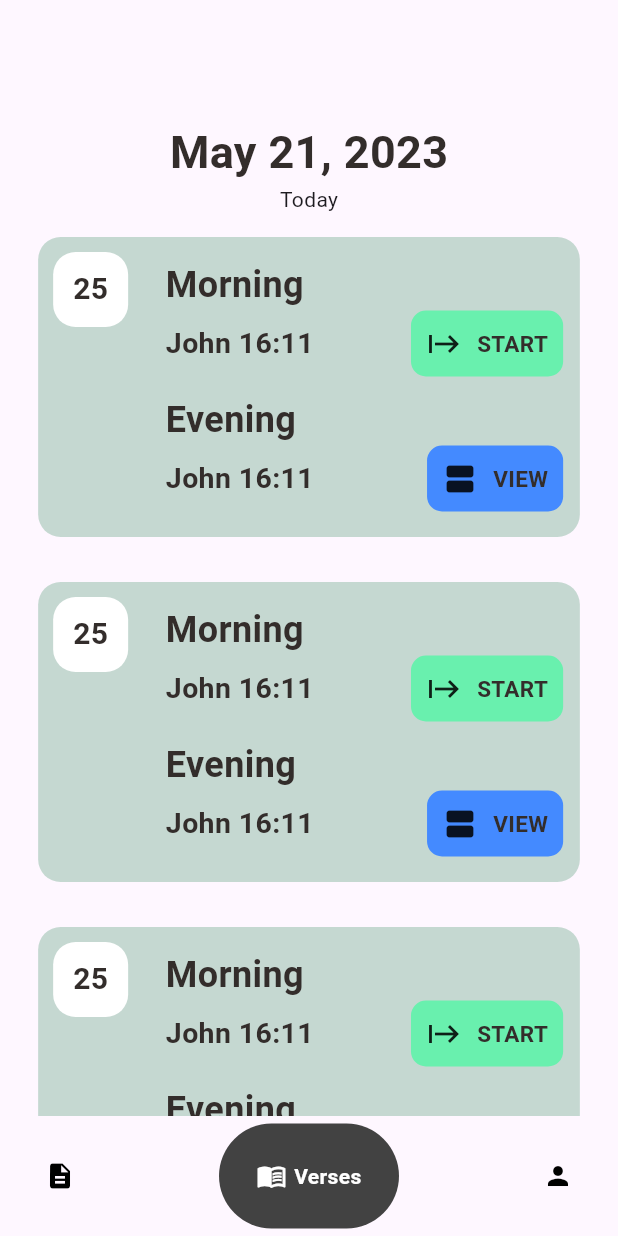
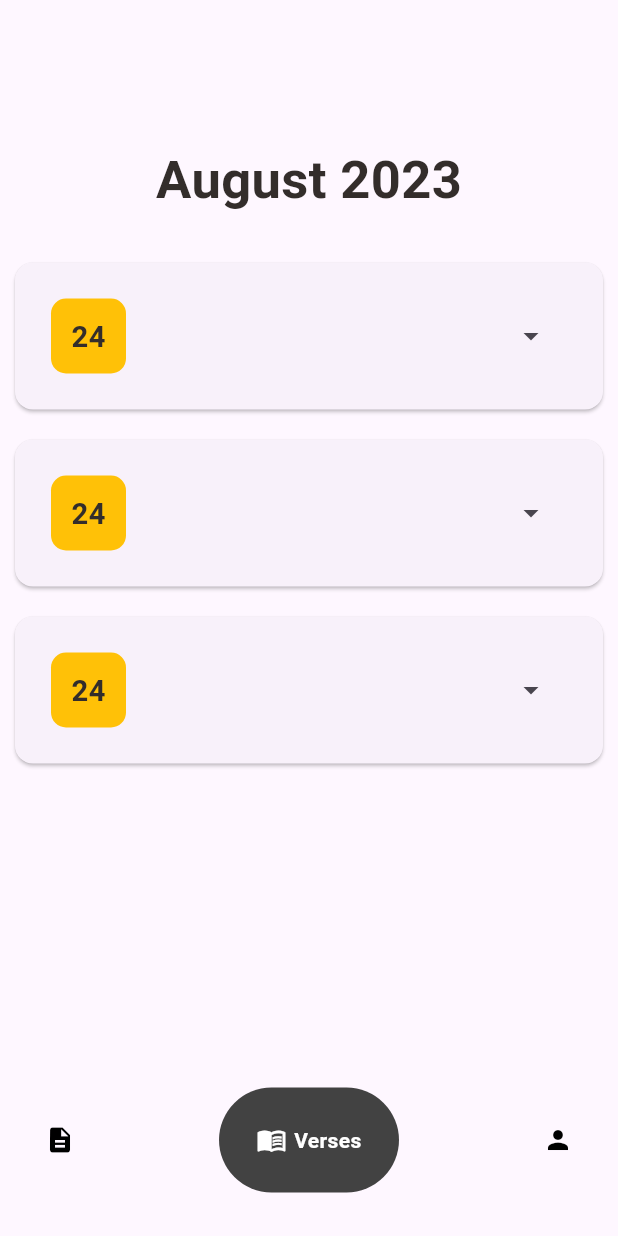
Before and after one commit to MiguelRadaza/brg-app, a Flutter app: the screen it shows after launch, on a phone screen of 412 x 824 dp. Run offline on Flutter 3.47's test engine with Material 3 defaults, Android fonts, the light colour scheme and no system bars; drawn by our look-alikes of google_nav_bar; our stand-ins replace gap, get, percent_indicator, slider_button; Roboto replaces fonts that are missing (Ubuntu).

Commit message:
Changed the verse list page

```diff
--- a/lib/pages/bottomBar.dart
+++ b/lib/pages/bottomBar.dart
@@ -19,7 +19,7 @@ class _BottomBarState extends State<BottomBar> {
   static final List<Widget> _widgetOptions = <Widget>[
     // const HomePage(),
     const NotebookPage(),
-    const VersePage(),
+    const VersesPage(),
     const AccountPage()
   ];
 
@@ -35,6 +35,7 @@ class _BottomBarState extends State<BottomBar> {
         body: _widgetOptions[_selectedIndex],
         bottomNavigationBar: Container(
             padding: const EdgeInsets.all(5),
+            margin: const EdgeInsets.only(bottom: 24),
             child: GNav(
                 gap: 5,
                 onTabChange: (index) {
@@ -72,19 +73,5 @@ class _BottomBarState extends State<BottomBar> {
                     text: "Account",
                   ),
                 ])));
-    // return Scaffold(
-    //   body: _widgetOptions[_selectedIndex],
-    //   bottomNavigationBar: BottomNavigationBar(
-    //       onTap: (index) => (setState(() {
-    //             _selectedIndex = index;
-    //           })),
-    //       fixedColor: Colors.black,
-    //       items: [
-    //         BottomNavigationBarItem(icon: Icon(Icons.home), label: "Home"),
-    //         BottomNavigationBarItem(icon: Icon(Icons.home), label: "Home"),
-    //         BottomNavigationBarItem(icon: Icon(Icons.home), label: "Home"),
-    //         BottomNavigationBarItem(icon: Icon(Icons.home), label: "Home"),
-    //       ]),
-    // );
   }
 }
--- a/lib/pages/versePage.dart
+++ b/lib/pages/versePage.dart
@@ -1,170 +1,44 @@
-import 'package:brg/pages/devotionalOnBoarding.dart';
-import 'package:brg/utils/appColor.dart';
-import 'package:brg/utils/dimensions.dart';
 import 'package:brg/widgets/bigText.dart';
 import 'package:flutter/material.dart';
 import 'package:gap/gap.dart';
 
-class VersePage extends StatefulWidget {
-  const VersePage({Key? key}) : super(key: key);
+import '../widgets/Accordion.dart';
+
+class VersesPage extends StatefulWidget {
+  const VersesPage({Key? key}) : super(key: key);
 
   @override
-  _VersePageState createState() => _VersePageState();
+  _VersesPageState createState() => _VersesPageState();
 }
 
-class _VersePageState extends State<VersePage> {
+class _VersesPageState extends State<VersesPage> {
   @override
   Widget build(BuildContext context) {
     return Scaffold(
-        body: SingleChildScrollView(
-            child: Container(
-                margin: EdgeInsets.only(
-                    left: Dimensions.width25, right: Dimensions.width25),
-                child: Column(
+      body: SingleChildScrollView(child: Column(
         children: [
-                    const Gap(80),
-                    Center(
-                        child: Column(
-                      children: [
+          const Gap(95),
           BigText(
-                          text: "May 21, 2023",
-                          size: 30,
+            text: "August 2023",
+            size: 35,
           ),
-                        const Text("Today"),
-                      ],
-                    )),
-                    _verseCard(),
-                    _verseCard(),
-                    _verseCard(),
-                    _verseCard(),
-                    _verseCard(),
-                  ],
-                ))));
-  }
-
-  Widget _verseCard() {
-    return Container(
-      margin: const EdgeInsets.only(top: 15, bottom: 15),
-      height: 200,
-      width: 400,
-      decoration: BoxDecoration(
-          color: AppColors.ashGrey, borderRadius: BorderRadius.circular(15)),
-      child: Row(crossAxisAlignment: CrossAxisAlignment.start, children: [
-        Container(
-          margin: const EdgeInsets.all(10),
-          height: 50,
-          width: 50,
-          decoration: BoxDecoration(
-              color: Colors.white, borderRadius: BorderRadius.circular(15)),
-          child: Center(
-            child: BigText(
-              text: "25",
-              size: 20,
+          const Gap(20),
+          Accordion(
+            title: '23 #1',
+            content: 'Lorem \n awdawdawawdawdaawdaw tristique.',
           ),
+          Accordion(
+            title: 'Section #1',
+            content:
+                'Lorem ipsum dolor sit amet, consectetur adipiscing elit. Nam bibendum ornare vulputate. Curabitur faucibus condimentum purus quis tristique.',
           ),
-        ),
-        Container(
-            padding: const EdgeInsets.only(top: 15, left: 15),
-            width: 280,
-            child: Column(
-              children: [
-                // Morning
-                SizedBox(
-                    height: 90,
-                    child: Column(
-                      crossAxisAlignment: CrossAxisAlignment.start,
-                      children: [
-                        Row(
-                          children: [
-                            BigText(
-                              text: "Morning",
-                              size: 24,
-                            )
-                          ],
-                        ),
-                        Row(
-                          mainAxisAlignment: MainAxisAlignment.spaceBetween,
-                          children: <Widget>[
-                            BigText(
-                              text: "John 16:11",
-                              size: 19,
-                            ),
-                            InkWell(
-                                onTap: () {
-                                  Navigator.pushReplacement(
-                                    context,
-                                    MaterialPageRoute(
-                                        builder: (context) =>
-                                            const DevotionalOnBoarding()),
-                                  );
-                                },
-                                child: Container(
-                              padding: const EdgeInsets.all(10),
-                              decoration: BoxDecoration(
-                                  color: Colors.greenAccent,
-                                  borderRadius: BorderRadius.circular(10)),
-                              child: Center(
-                                child: Row(
-                                  children: [
-                                    const Icon(Icons.start),
-                                    const Gap(10),
-                                    BigText(
-                                      text: "START",
-                                      size: 15,
-                                    )
-                                  ],
-                                ),
-                              ),
-                                ))
-                          ],
-                        )
-                      ],
-                    )),
-
-                // EVENING
-                Column(
-                  crossAxisAlignment: CrossAxisAlignment.start,
-                  children: [
-                    Row(
-                      children: [
-                        BigText(
-                          text: "Evening",
-                          size: 24,
-                        )
-                      ],
-                    ),
-                    Row(
-                      mainAxisAlignment: MainAxisAlignment.spaceBetween,
-                      children: <Widget>[
-                        BigText(
-                          text: "John 16:11",
-                          size: 19,
-                        ),
-                        Container(
-                          padding: const EdgeInsets.all(10),
-                          decoration: BoxDecoration(
-                              color: Colors.blueAccent,
-                              borderRadius: BorderRadius.circular(10)),
-                          child: Center(
-                            child: Row(
-                              children: [
-                                const Icon(Icons.view_agenda),
-                                const Gap(10),
-                                BigText(
-                                  text: "VIEW",
-                                  size: 15,
-                                )
-                              ],
-                            ),
-                          ),
-                        )
-                      ],
-                    )
-                  ],
+          Accordion(
+            title: 'Section #1',
+            content:
+                'Lorem ipsum dolor sit amet, consectetur adipiscing elit. Nam bibendum ornare vulputate. Curabitur faucibus condimentum purus quis tristique.',
           ),
         ],
-            )),
-      ]),
+      ),)
     );
   }
 }
--- /dev/null
+++ b/lib/widgets/accordion.dart
@@ -0,0 +1,147 @@
+import 'package:brg/utils/appColor.dart';
+import 'package:brg/widgets/bigText.dart';
+import 'package:flutter/material.dart';
+
+class Accordion extends StatefulWidget {
+  final String title;
+  final String content;
+
+  const Accordion({Key? key, required this.title, required this.content})
+      : super(key: key);
+  @override
+  State<Accordion> createState() => _AccordionState();
+}
+
+class _AccordionState extends State<Accordion> {
+  // Show or hide the content
+  bool _showContent = false;
+
+  @override
+  Widget build(BuildContext context) {
+    return Card(
+      margin: const EdgeInsets.all(10),
+      child: Column(children: [
+        // The title
+        Padding(
+          padding: EdgeInsets.all(24),
+          child: Row(
+            mainAxisAlignment: MainAxisAlignment.spaceBetween,
+            children: [
+              Container(
+                height: 50,
+                width: 50,
+                child: Center(
+                  child: BigText(text: "24"),
+                ),
+                decoration: BoxDecoration(
+                    color: Colors.amber,
+                    borderRadius: BorderRadius.circular(10)),
+              ),
+              // Container(
+              //   height: 50,
+              //   width: 100,
+              //   child: Center(
+              //     child: BigText(text: "Start"),
+              //   ),
+              //   decoration: BoxDecoration(
+              //       color: AppColors.ashGrey,
+              //       borderRadius: BorderRadius.circular(10)),
+              // ),
+              // Container(
+              //   height: 50,
+              //   width: 100,
+              //   child: Center(
+              //     child: BigText(text: "View"),
+              //   ),
+              //   decoration: BoxDecoration(
+              //       color: AppColors.lightOrange,
+              //       borderRadius: BorderRadius.circular(10)),
+              // ),
+              IconButton(
+                icon: Icon(
+                    _showContent ? Icons.arrow_drop_up : Icons.arrow_drop_down),
+                onPressed: () {
+                  setState(() {
+                    _showContent = !_showContent;
+                  });
+                },
+              ),
+            ],
+          ),
+        ),
+        // Show or hide the content based on the state
+        _showContent
+            ? Container(
+                padding:
+                    const EdgeInsets.symmetric(vertical: 15, horizontal: 15),
+                child: Column(
+                  children: [
+                    Row(
+                      mainAxisAlignment: MainAxisAlignment.spaceBetween,
+                      children: [
+                        Column(
+                          crossAxisAlignment: CrossAxisAlignment.start,
+                          children: [
+                            BigText(
+                              text: "Morning",
+                              size: 23,
+                              color: Colors.amber,
+                            ),
+                            Text(
+                              "Matthew 6:33",
+                              style: TextStyle(
+                                  fontWeight: FontWeight.w400, fontSize: 24),
+                            )
+                          ],
+                        ),
+                        Container(
+                          height: 50,
+                          width: 100,
+                          child: Center(
+                            child: BigText(text: "View"),
+                          ),
+                          decoration: BoxDecoration(
+                              color: AppColors.ashGrey,
+                              borderRadius: BorderRadius.circular(10)),
+                        ),
+                      ],
+                    ),
+                    Divider(),
+                    Row(
+                      mainAxisAlignment: MainAxisAlignment.spaceBetween,
+                      children: [
+                        Column(
+                          crossAxisAlignment: CrossAxisAlignment.start,
+                          children: [
+                            BigText(
+                              text: "Evening",
+                              size: 23,
+                              color: AppColors.prussianBlue,
+                            ),
+                            Text(
+                              "Matthew 6:33",
+                              style: TextStyle(
+                                  fontWeight: FontWeight.w400, fontSize: 24),
+                            )
+                          ],
+                        ),
+                        Container(
+                          height: 50,
+                          width: 100,
+                          child: Center(
+                            child: BigText(text: "Start"),
+                          ),
+                          decoration: BoxDecoration(
+                              color: AppColors.lightOrange,
+                              borderRadius: BorderRadius.circular(10)),
+                        ),
+                      ],
+                    ),
+                  ],
+                ),
+              )
+            : Container()
+      ]),
+    );
+  }
+}
```
Lines whose indentation alone changed are shown as unchanged.
